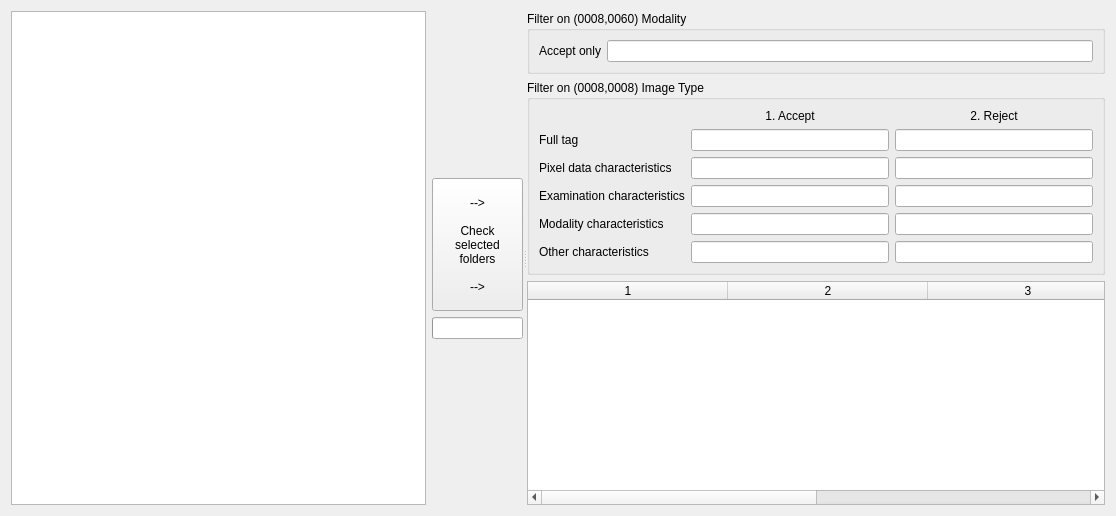
This is Examples/DICOMPredictor/DICOMPredictorUI.ui in 975150313/MITK as Qt 5 draws it before an edit. The edited form follows.
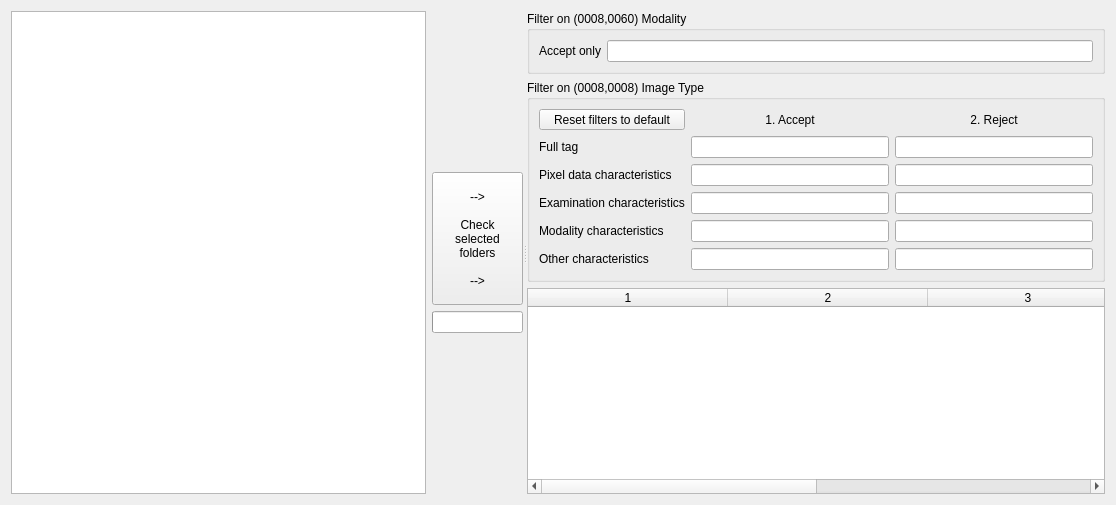
This is the edited form.

Commit message: Implement file filtering based on modality and image type

```diff
--- a/Examples/DICOMPredictor/DICOMPredictorUI.ui
+++ b/Examples/DICOMPredictor/DICOMPredictorUI.ui
@@ -7,7 +7,7 @@
     <x>0</x>
     <y>0</y>
     <width>1116</width>
-    <height>516</height>
+    <height>505</height>
    </rect>
   </property>
   <property name="windowTitle">
@@ -220,6 +220,19 @@
           <item row="5" column="2">
            <widget class="QLineEdit" name="edtITOtherReject"/>
           </item>
+          <item row="0" column="0">
+           <widget class="QToolButton" name="btnResetFilters">
+            <property name="sizePolicy">
+             <sizepolicy hsizetype="Preferred" vsizetype="Fixed">
+              <horstretch>0</horstretch>
+              <verstretch>0</verstretch>
+             </sizepolicy>
+            </property>
+            <property name="text">
+             <string>Reset filters to default</string>
+            </property>
+           </widget>
+          </item>
          </layout>
         </widget>
        </item>
```
Left out of the diff: 2 changed lines with no effect on the pictures. The commit also changes 2 other files.
